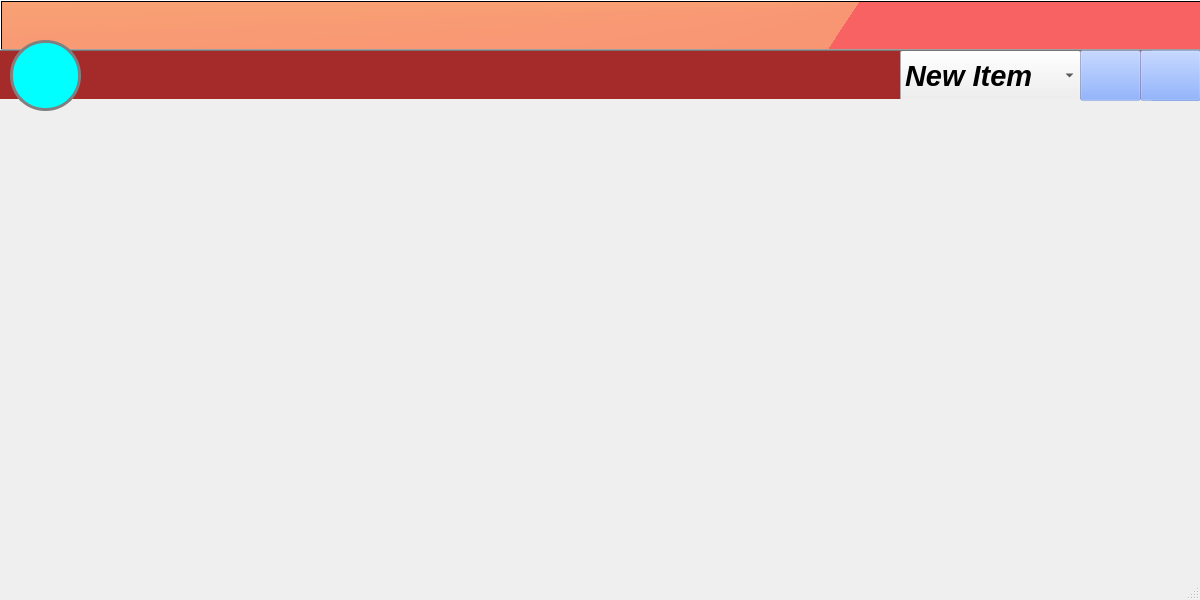
First picture: the form in mainwindow.ui, repository ATG-cmd/ATG-VA, before the edit.
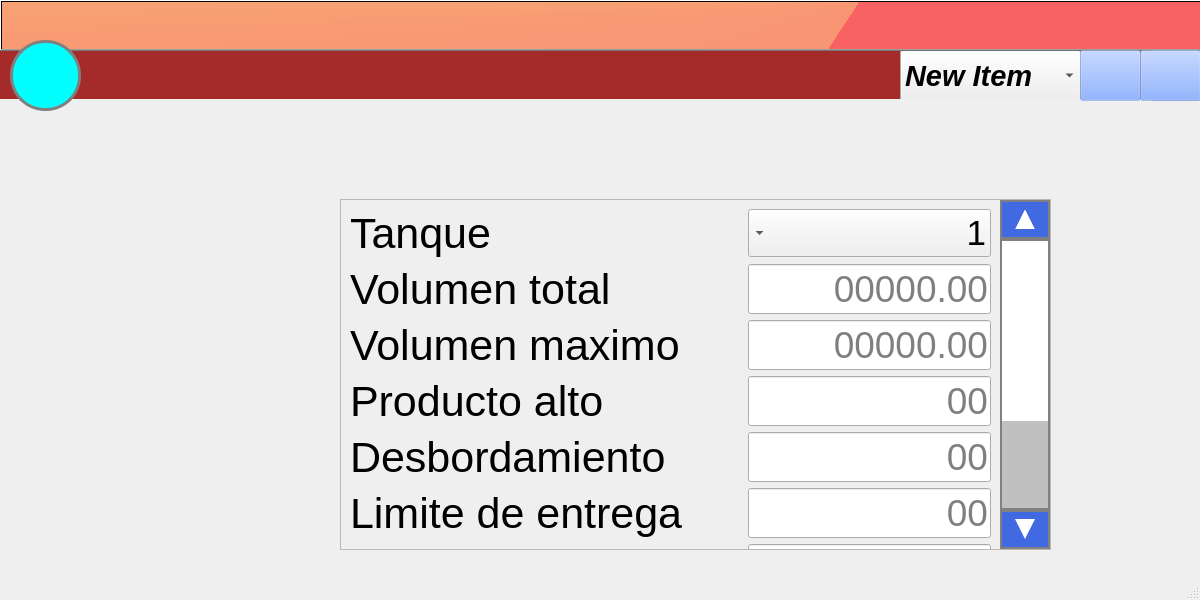
Second picture: the form after the edit. The open tabs and pages were chosen to show the change. Icons and pictures are not drawn.

Commit message: se agrego el boton de station

The edit to the form file:
```diff
--- a/mainwindow.ui
+++ b/mainwindow.ui
@@ -2475,7 +2475,412 @@
       </property>
      </widget>
     </widget>
-    <widget class="QWidget" name="LimitesTank"/>
+    <widget class="QWidget" name="LimitesTank">
+     <widget class="QScrollArea" name="scrollArea">
+      <property name="geometry">
+       <rect>
+        <x>340</x>
+        <y>100</y>
+        <width>711</width>
+        <height>351</height>
+       </rect>
+      </property>
+      <property name="styleSheet">
+       <string notr="true">QTableWidget{
+	background-color: #C0C0C0;
+}
+
+QScrollBar:vertical {      
+     border: 2px solid grey;   
+     background:#C0C0C0;
+     width: 50px;
+     margin: 39px 0 39px 0;               
+ }
+ QScrollBar::handle:vertical {
+     background:white;
+     min-height: 38px;
+ }
+QScrollBar::add-line:vertical {
+     border: 2px solid grey;
+     background: royalblue;
+     height: 35px;
+     subcontrol-position: bottom;
+     subcontrol-origin: margin;
+ }
+ QScrollBar::sub-line:vertical {
+     border: 2px solid grey;
+     height: 35px;
+	 background: royalblue;
+     subcontrol-position: top;
+     subcontrol-origin: margin;
+ }
+ QScrollBar::up-arrow:vertical{
+  margin: 0px 0px 5px 0px;  
+  width: 0;
+  height: 0;
+  /*border: 2px solid #000;*/
+  border-top: 5px  solid royalblue;
+  border-right: 10px solid royalblue;
+  border-bottom: 20px  solid white;
+  border-left: 10px  solid royalblue ;
+}
+ QScrollBar::down-arrow:vertical {
+   
+  margin: 5px 0px 0px 0px;  
+  width: 0;
+  height: 0;
+  /*border: 2px solid #000;*/
+  border-top: 20px solid white;
+  border-right: 10px solid royalblue;
+  border-bottom: 5px solid royalblue ;
+  border-left: 10px  solid royalblue ;
+  
+ }
+
+ QScrollBar::add-page:vertical, QScrollBar::sub-page:vertical {
+     background: none;
+ }
+</string>
+      </property>
+      <property name="frameShape">
+       <enum>QFrame::StyledPanel</enum>
+      </property>
+      <property name="frameShadow">
+       <enum>QFrame::Sunken</enum>
+      </property>
+      <property name="lineWidth">
+       <number>1</number>
+      </property>
+      <property name="midLineWidth">
+       <number>2</number>
+      </property>
+      <property name="verticalScrollBarPolicy">
+       <enum>Qt::ScrollBarAlwaysOn</enum>
+      </property>
+      <property name="horizontalScrollBarPolicy">
+       <enum>Qt::ScrollBarAlwaysOff</enum>
+      </property>
+      <property name="widgetResizable">
+       <bool>true</bool>
+      </property>
+      <widget class="QWidget" name="scrollAreaWidgetContents">
+       <property name="geometry">
+        <rect>
+         <x>0</x>
+         <y>0</y>
+         <width>659</width>
+         <height>534</height>
+        </rect>
+       </property>
+       <layout class="QGridLayout" name="gridLayout_2">
+        <item row="0" column="0">
+         <widget class="QLabel" name="label_16">
+          <property name="font">
+           <font>
+            <pointsize>32</pointsize>
+           </font>
+          </property>
+          <property name="text">
+           <string>Tanque</string>
+          </property>
+         </widget>
+        </item>
+        <item row="0" column="1">
+         <widget class="QComboBox" name="Combo_taque_limites">
+          <property name="font">
+           <font>
+            <pointsize>26</pointsize>
+           </font>
+          </property>
+          <property name="layoutDirection">
+           <enum>Qt::RightToLeft</enum>
+          </property>
+          <item>
+           <property name="text">
+            <string>1</string>
+           </property>
+          </item>
+          <item>
+           <property name="text">
+            <string>2</string>
+           </property>
+          </item>
+          <item>
+           <property name="text">
+            <string>3</string>
+           </property>
+          </item>
+          <item>
+           <property name="text">
+            <string>4</string>
+           </property>
+          </item>
+          <item>
+           <property name="text">
+            <string>5</string>
+           </property>
+          </item>
+          <item>
+           <property name="text">
+            <string>6</string>
+           </property>
+          </item>
+          <item>
+           <property name="text">
+            <string>7</string>
+           </property>
+          </item>
+          <item>
+           <property name="text">
+            <string>8</string>
+           </property>
+          </item>
+         </widget>
+        </item>
+        <item row="1" column="0">
+         <widget class="QLabel" name="label_8">
+          <property name="font">
+           <font>
+            <pointsize>32</pointsize>
+           </font>
+          </property>
+          <property name="text">
+           <string>Volumen total</string>
+          </property>
+         </widget>
+        </item>
+        <item row="1" column="1">
+         <widget class="QLineEdit" name="Line_volumen_total">
+          <property name="font">
+           <font>
+            <pointsize>28</pointsize>
+           </font>
+          </property>
+          <property name="text">
+           <string/>
+          </property>
+          <property name="alignment">
+           <set>Qt::AlignRight|Qt::AlignTrailing|Qt::AlignVCenter</set>
+          </property>
+          <property name="placeholderText">
+           <string>00000.00</string>
+          </property>
+         </widget>
+        </item>
+        <item row="2" column="0">
+         <widget class="QLabel" name="label_17">
+          <property name="font">
+           <font>
+            <pointsize>32</pointsize>
+           </font>
+          </property>
+          <property name="text">
+           <string>Volumen maximo</string>
+          </property>
+         </widget>
+        </item>
+        <item row="2" column="1">
+         <widget class="QLineEdit" name="Line_volumen_maximo">
+          <property name="font">
+           <font>
+            <pointsize>28</pointsize>
+           </font>
+          </property>
+          <property name="text">
+           <string/>
+          </property>
+          <property name="alignment">
+           <set>Qt::AlignRight|Qt::AlignTrailing|Qt::AlignVCenter</set>
+          </property>
+          <property name="placeholderText">
+           <string>00000.00</string>
+          </property>
+         </widget>
+        </item>
+        <item row="3" column="0">
+         <widget class="QLabel" name="label_18">
+          <property name="font">
+           <font>
+            <pointsize>32</pointsize>
+           </font>
+          </property>
+          <property name="text">
+           <string>Producto alto</string>
+          </property>
+         </widget>
+        </item>
+        <item row="3" column="1">
+         <widget class="QLineEdit" name="Line_producto_alto">
+          <property name="font">
+           <font>
+            <pointsize>28</pointsize>
+           </font>
+          </property>
+          <property name="text">
+           <string/>
+          </property>
+          <property name="alignment">
+           <set>Qt::AlignRight|Qt::AlignTrailing|Qt::AlignVCenter</set>
+          </property>
+          <property name="placeholderText">
+           <string>00</string>
+          </property>
+         </widget>
+        </item>
+        <item row="4" column="0">
+         <widget class="QLabel" name="label_19">
+          <property name="font">
+           <font>
+            <pointsize>32</pointsize>
+           </font>
+          </property>
+          <property name="text">
+           <string>Desbordamiento</string>
+          </property>
+         </widget>
+        </item>
+        <item row="4" column="1">
+         <widget class="QLineEdit" name="Line_desbordamiento">
+          <property name="font">
+           <font>
+            <pointsize>28</pointsize>
+           </font>
+          </property>
+          <property name="text">
+           <string/>
+          </property>
+          <property name="alignment">
+           <set>Qt::AlignRight|Qt::AlignTrailing|Qt::AlignVCenter</set>
+          </property>
+          <property name="placeholderText">
+           <string>00</string>
+          </property>
+         </widget>
+        </item>
+        <item row="5" column="0">
+         <widget class="QLabel" name="label_21">
+          <property name="font">
+           <font>
+            <pointsize>32</pointsize>
+           </font>
+          </property>
+          <property name="text">
+           <string>Limite de entrega</string>
+          </property>
+         </widget>
+        </item>
+        <item row="5" column="1">
+         <widget class="QLineEdit" name="Line_limite_entrega">
+          <property name="font">
+           <font>
+            <pointsize>28</pointsize>
+           </font>
+          </property>
+          <property name="text">
+           <string/>
+          </property>
+          <property name="alignment">
+           <set>Qt::AlignRight|Qt::AlignTrailing|Qt::AlignVCenter</set>
+          </property>
+          <property name="placeholderText">
+           <string>00</string>
+          </property>
+         </widget>
+        </item>
+        <item row="6" column="0">
+         <widget class="QLabel" name="label_22">
+          <property name="font">
+           <font>
+            <pointsize>32</pointsize>
+           </font>
+          </property>
+          <property name="text">
+           <string>Producto bajo</string>
+          </property>
+         </widget>
+        </item>
+        <item row="6" column="1">
+         <widget class="QLineEdit" name="Line_producto_bajo">
+          <property name="font">
+           <font>
+            <pointsize>28</pointsize>
+           </font>
+          </property>
+          <property name="text">
+           <string/>
+          </property>
+          <property name="alignment">
+           <set>Qt::AlignRight|Qt::AlignTrailing|Qt::AlignVCenter</set>
+          </property>
+          <property name="placeholderText">
+           <string>00000.00</string>
+          </property>
+         </widget>
+        </item>
+        <item row="7" column="0">
+         <widget class="QLabel" name="label_23">
+          <property name="font">
+           <font>
+            <pointsize>32</pointsize>
+           </font>
+          </property>
+          <property name="text">
+           <string>Alarma agua alta</string>
+          </property>
+         </widget>
+        </item>
+        <item row="7" column="1">
+         <widget class="QLineEdit" name="Line_alarma_agua">
+          <property name="font">
+           <font>
+            <pointsize>28</pointsize>
+           </font>
+          </property>
+          <property name="text">
+           <string/>
+          </property>
+          <property name="alignment">
+           <set>Qt::AlignRight|Qt::AlignTrailing|Qt::AlignVCenter</set>
+          </property>
+          <property name="placeholderText">
+           <string>000.00</string>
+          </property>
+         </widget>
+        </item>
+        <item row="8" column="0">
+         <widget class="QLabel" name="label_24">
+          <property name="font">
+           <font>
+            <pointsize>32</pointsize>
+           </font>
+          </property>
+          <property name="text">
+           <string>Advertecia agua alta</string>
+          </property>
+         </widget>
+        </item>
+        <item row="8" column="1">
+         <widget class="QLineEdit" name="Line_advertencia_agua">
+          <property name="font">
+           <font>
+            <pointsize>28</pointsize>
+           </font>
+          </property>
+          <property name="text">
+           <string/>
+          </property>
+          <property name="alignment">
+           <set>Qt::AlignRight|Qt::AlignTrailing|Qt::AlignVCenter</set>
+          </property>
+          <property name="placeholderText">
+           <string>000.00</string>
+          </property>
+         </widget>
+        </item>
+       </layout>
+      </widget>
+     </widget>
+    </widget>
     <widget class="QWidget" name="Entregas">
      <widget class="QComboBox" name="comboBox">
       <property name="geometry">
```
Left out of the diff: 114 changed lines with no effect on the pictures. The commit also changes 2 other files.
